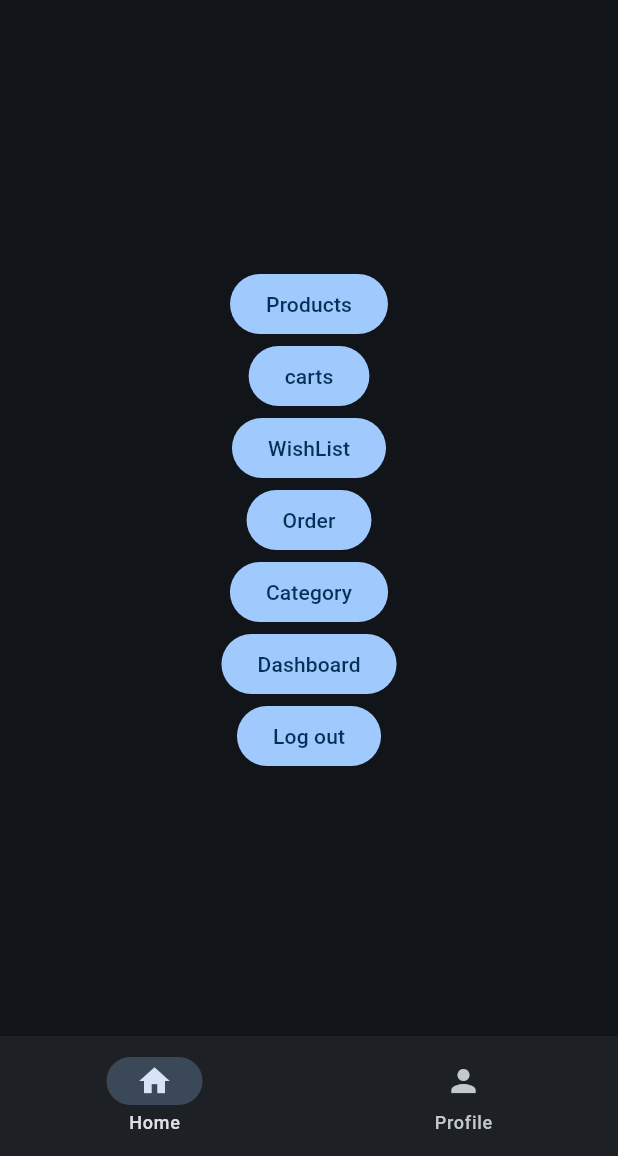
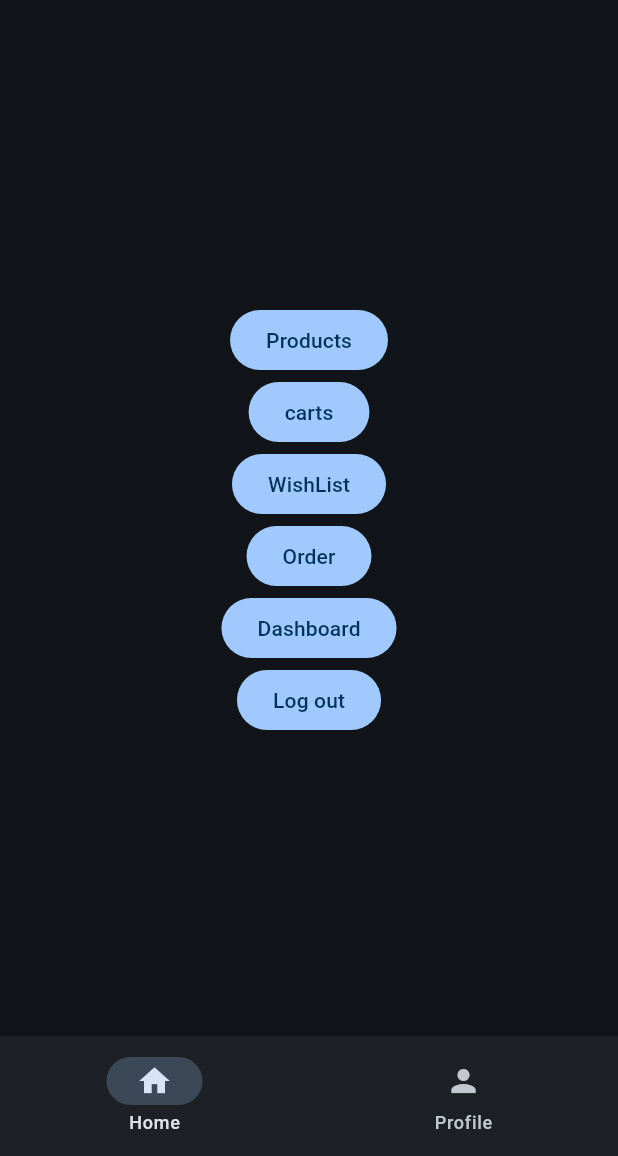
Before and after one commit to FadiAlhawary/EasyShop, a Flutter app: the screen it shows once a user with an empty profile is signed in, on a phone screen of 412 x 824 dp, the part 80-1236 px from its top. Run offline on Flutter 3.47's test engine with Material 3 defaults, Android fonts, the phone set to English and light mode, and no system bars; our stand-ins replace cloud_firestore, firebase_auth, firebase_core, firebase_storage, image_picker, lottie and 1 more; accounts and stored records are empty; project files that could hold a hidden picture were left out.

Commit message:
Making some changes

```diff
--- a/lib/pages/Home.dart
+++ b/lib/pages/Home.dart
@@ -44,11 +44,11 @@ import 'WishList.dart';
                 },));
               }, child: Text('Order')),
 
-              FilledButton(onPressed: () {
-                Navigator.push(context, MaterialPageRoute(builder: (context) {
-                  return Category();
-                },));
-              }, child: Text('Category')),
+              // FilledButton(onPressed: () {
+              //   Navigator.push(context, MaterialPageRoute(builder: (context) {
+              //     return Cat();
+              //   },));
+              // }, child: Text('Category')),
 
               FilledButton(onPressed: () {
                 Navigator.push(context, MaterialPageRoute(builder: (context) {
```
